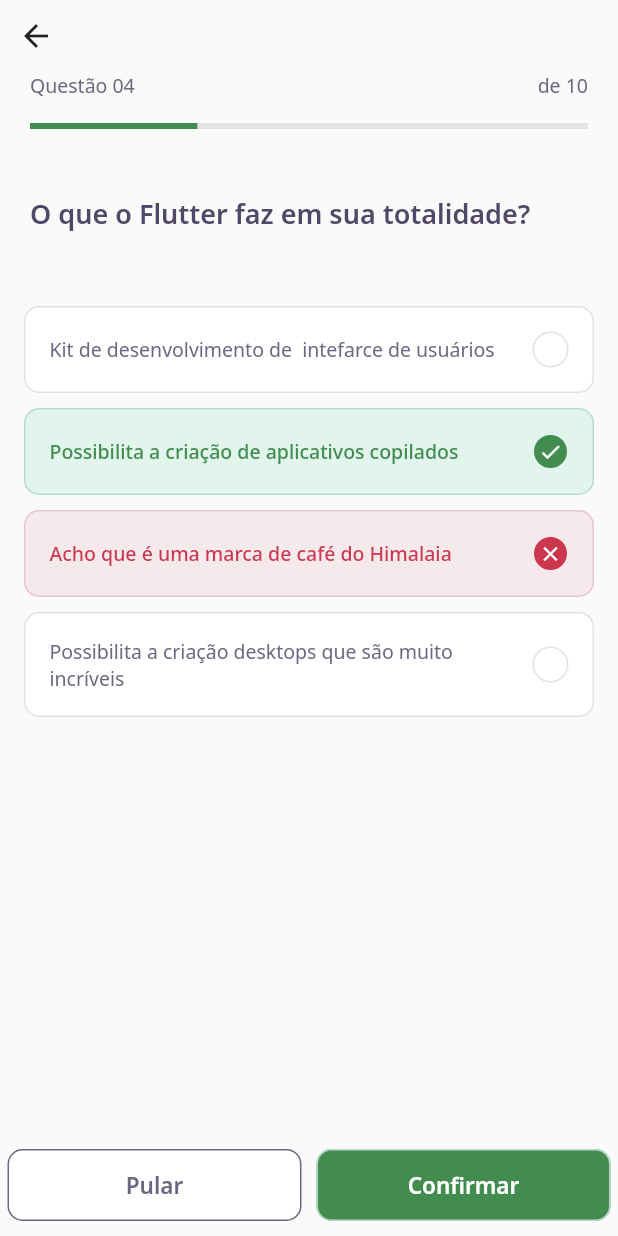
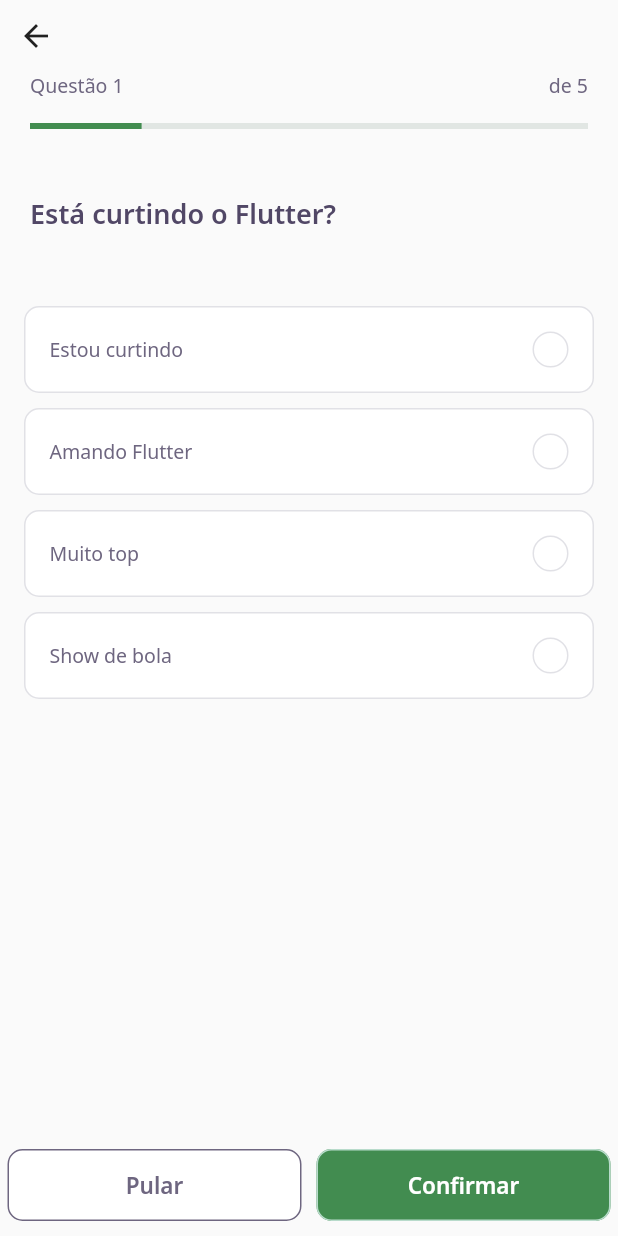
Before and after one commit to WCFX/Flutter-DevQuiz, a Flutter app: the screen it shows after launch, after a tap on "NLW 5 Flutter", on a phone screen of 412 x 824 dp. Run offline on Flutter 3.47's test engine with Material 2 defaults, Android fonts, the phone set to English and light mode, and no system bars; our stand-ins replace google_fonts; accounts and stored records are empty; network calls fail.

Commit message:
indicador de progresso feito. numero de questoes dinamicamente sendo modificadas e transicao de tela concluida

```diff
--- /dev/null
+++ b/lib/controllers/challenge_controller.dart
@@ -0,0 +1,7 @@
+import 'package:flutter/foundation.dart';
+
+class ChallengeController {
+  final currentPageNotifier = ValueNotifier<int>(1);
+  int get currentPage => currentPageNotifier.value;
+  set currentPage(int value) => currentPageNotifier.value = value;
+}
--- a/lib/views/challenge/challenge_page.dart
+++ b/lib/views/challenge/challenge_page.dart
@@ -1,15 +1,30 @@
+import 'package:dev_quiz/controllers/challenge_controller.dart';
+import 'package:dev_quiz/models/question_model.dart';
 import 'package:dev_quiz/views/challenge/widgets/next_button/next_button_widget.dart';
 import 'package:dev_quiz/views/challenge/widgets/question_indication/question_indicator.dart';
 import 'package:dev_quiz/views/challenge/widgets/quiz/quiz_widget.dart';
 import 'package:flutter/material.dart';
 
 class ChallengePage extends StatefulWidget {
+  final List<QuestionModel> questions;
+  ChallengePage({Key? key, required this.questions}) : super(key: key);
+
   @override
   _ChallengePageState createState() => _ChallengePageState();
 }
 
 class _ChallengePageState extends State<ChallengePage> {
+  final controller = ChallengeController();
+  final pageController = PageController();
   @override
+  void initState() {
+    pageController.addListener(() {
+      controller.currentPage = pageController.page!.toInt() + 1;
+    });
+
+    super.initState();
+  }
+
   Widget build(BuildContext context) {
     return Scaffold(
       appBar: PreferredSize(
@@ -28,13 +43,21 @@ class _ChallengePageState extends State<ChallengePage> {
               //   },
               // ),
 //! <------------------------------------------------------------------
-              QuestionIndicator(),
+              ValueListenableBuilder<int>(
+                valueListenable: controller.currentPageNotifier,
+                builder: (context, value, _) => QuestionIndicator(
+                  currentPage: value,
+                  length: widget.questions.length,
+                ),
+              )
             ],
           ),
         ),
       ),
-      body: QuizWidget(
-        title: "O que o Flutter faz em sua totalidade?",
+      body: PageView(
+        physics: NeverScrollableScrollPhysics(),
+        controller: pageController,
+        children: widget.questions.map((e) => QuizWidget(question: e)).toList(),
       ),
       bottomNavigationBar: SafeArea(
         bottom: true,
@@ -44,7 +67,12 @@ class _ChallengePageState extends State<ChallengePage> {
             Expanded(
                 child: NextButtonWidget.white(
               label: 'Pular',
-              onTap: () {},
+              onTap: () {
+                pageController.nextPage(
+                  duration: Duration(milliseconds: 500),
+                  curve: Curves.easeInCirc,
+                );
+              },
             )),
             Expanded(
                 child: NextButtonWidget.green(
--- a/lib/views/challenge/widgets/next_button/next_button_widget.dart
+++ b/lib/views/challenge/widgets/next_button/next_button_widget.dart
@@ -52,7 +52,7 @@ class NextButtonWidget extends StatelessWidget {
                 RoundedRectangleBorder(borderRadius: BorderRadius.circular(10)),
               ),
               side: MaterialStateProperty.all(BorderSide(color: borderColor))),
-          onPressed: () {},
+          onPressed: onTap,
           child: Text(
             label,
             style: GoogleFonts.notoSans(
--- a/lib/views/challenge/widgets/question_indication/question_indicator.dart
+++ b/lib/views/challenge/widgets/question_indication/question_indicator.dart
@@ -3,6 +3,15 @@ import 'package:dev_quiz/views/shared/widgets/progress_indicator/linear_progress
 import 'package:flutter/material.dart';
 
 class QuestionIndicator extends StatelessWidget {
+  final int currentPage;
+  final int length;
+
+  const QuestionIndicator({
+    Key? key,
+    required this.currentPage,
+    required this.length,
+  }) : super(key: key);
+
   @override
   Widget build(BuildContext context) {
     return Container(
@@ -16,11 +25,11 @@ class QuestionIndicator extends StatelessWidget {
               mainAxisAlignment: MainAxisAlignment.spaceBetween,
               children: [
                 Text(
-                  "Questão 04",
+                  "Questão $currentPage",
                   style: AppTextStyles.body,
                 ),
                 Text(
-                  " de 10",
+                  " de $length",
                   style: AppTextStyles.body,
                 ),
               ],
@@ -29,7 +38,7 @@ class QuestionIndicator extends StatelessWidget {
               height: 16,
             ),
             LinearProgressIndicatorWidget(
-              value: 0.3,
+              value: currentPage / length,
             ),
           ],
         ),
--- a/lib/views/challenge/widgets/quiz/quiz_widget.dart
+++ b/lib/views/challenge/widgets/quiz/quiz_widget.dart
@@ -1,11 +1,12 @@
 import 'package:dev_quiz/core/app_text_styles.dart';
+import 'package:dev_quiz/models/question_model.dart';
 import 'package:dev_quiz/views/challenge/answer/answer_widgwt.dart';
 import 'package:flutter/material.dart';
 
 class QuizWidget extends StatelessWidget {
-  final String title;
+  final QuestionModel question;
 
-  const QuizWidget({Key? key, required this.title}) : super(key: key);
+  const QuizWidget({Key? key, required this.question}) : super(key: key);
 
   @override
   Widget build(BuildContext context) {
@@ -17,33 +18,19 @@ class QuizWidget extends StatelessWidget {
           Padding(
             padding: const EdgeInsets.symmetric(horizontal: 20, vertical: 20),
             child: Text(
-              title,
+              question.title,
               style: AppTextStyles.heading,
             ),
           ),
           SizedBox(
             height: 24,
           ),
-          AnswerWidget(
-            title: "Kit de desenvolvimento de  intefarce de usuários",
-            isRight: false,
-            isSelected: false,
-          ),
-          AnswerWidget(
-            title: "Possibilita a criação de aplicativos copilados",
-            isSelected: true,
-            isRight: true,
-          ),
-          AnswerWidget(
-            title: "Acho que é uma marca de café do Himalaia",
-            isSelected: true,
-            isRight: false,
-          ),
-          AnswerWidget(
-            title: "Possibilita a criação desktops que são muito incríveis",
-            isSelected: false,
-            isRight: false,
-          ),
+          ...question.answers
+              .map((e) => AnswerWidget(
+                    isRight: e.isRight,
+                    title: e.title,
+                  ))
+              .toList()
         ],
       ),
     );
--- a/lib/views/home_page/home_page.dart
+++ b/lib/views/home_page/home_page.dart
@@ -68,7 +68,8 @@ class _HomePageState extends State<HomePage> {
                               Navigator.push(
                                   context,
                                   MaterialPageRoute(
-                                      builder: (context) => ChallengePage()));
+                                      builder: (context) => ChallengePage(
+                                          questions: e.questions)));
                             },
                           ))
                       .toList(),
```
